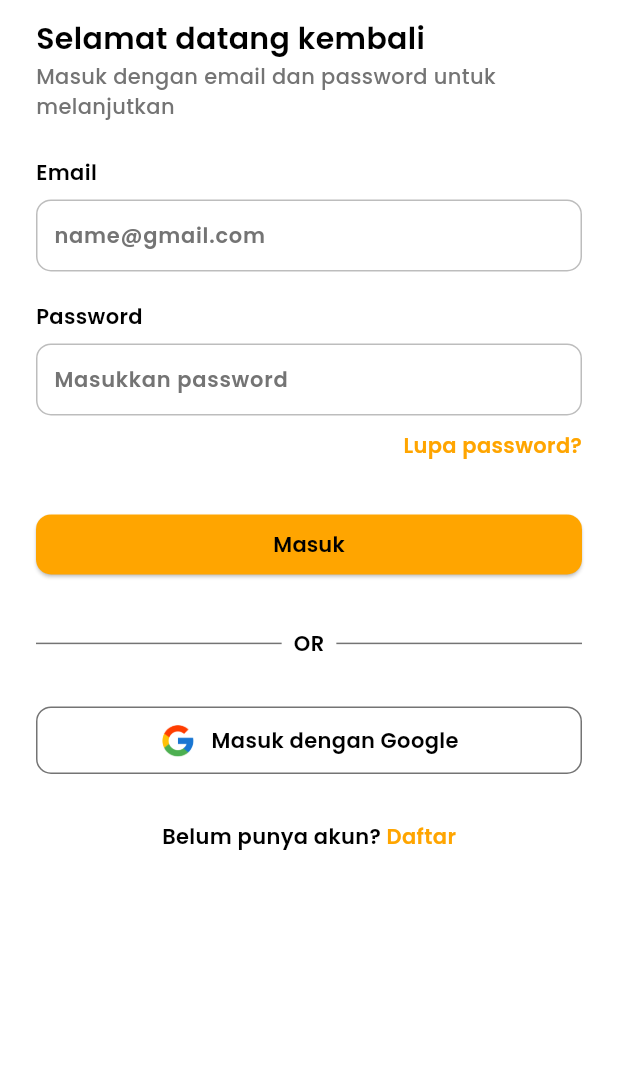
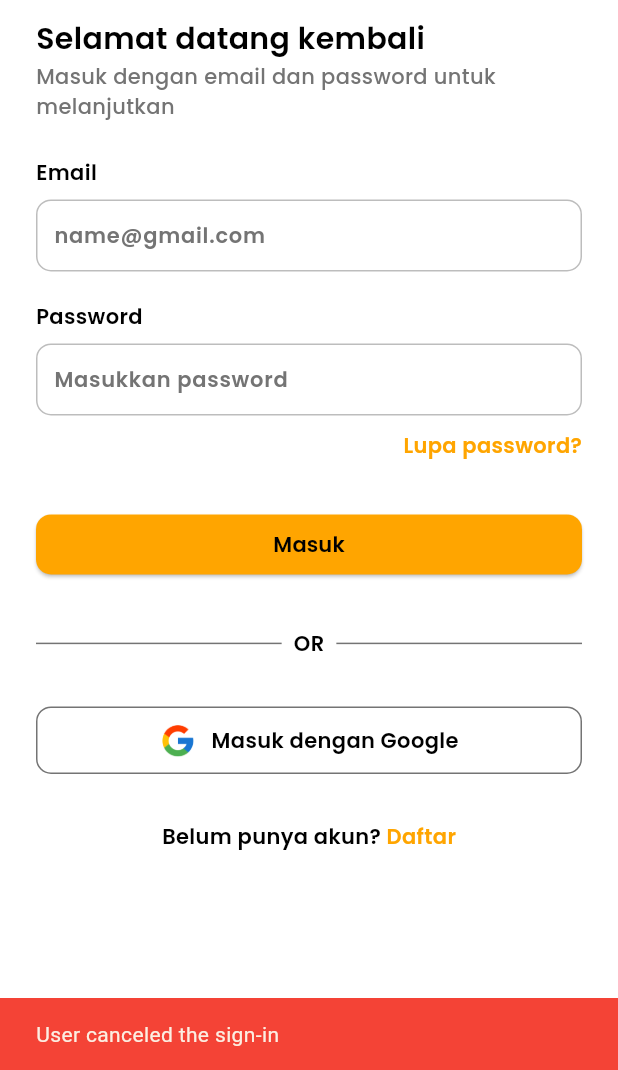
Before and after one commit to RaffyJO/panggil-montir-app, a Flutter app: the LoginPage screen opened by its route, after a tap on "Masuk dengan Google", on a phone screen of 412 x 824 dp, the part 166-1236 px from its top. Run offline on Flutter 3.47's test engine with Material 3 defaults, Android fonts, the light colour scheme and no system bars; our stand-ins replace another_flushbar, bloc, carousel_slider, country_picker, dartz, date_field and 15 more; missing offline and left inert: firebase_app_check; accounts and stored records are empty; network calls fail.

Commit message:
feat: sign-in with google

```diff
--- a/lib/data/datasources/remote_datasources/auth_remote_datasource.dart
+++ b/lib/data/datasources/remote_datasources/auth_remote_datasource.dart
@@ -2,6 +2,7 @@ import 'dart:convert';
 
 import 'package:dartz/dartz.dart';
 import 'package:firebase_auth/firebase_auth.dart';
+import 'package:google_sign_in/google_sign_in.dart';
 import 'package:http/http.dart' as http;
 import 'package:panggil_montir_app/data/dto/register_model.dart';
 import 'package:panggil_montir_app/presentation/extension/values.dart';
@@ -156,4 +157,63 @@ class AuthRemoteDatasource {
       return const Left(null);
     }
   }
+
+  final GoogleSignIn _googleSignIn = GoogleSignIn(
+    scopes: [
+      'email',
+      'profile',
+      'https://www.googleapis.com/auth/user.phonenumbers.read',
+      'https://www.googleapis.com/auth/contacts.readonly',
+    ],
+  );
+
+  Future<Either<String, AuthResponseModel>> loginOrSignUpWithGoogle() async {
+    try {
+      print('Attempting to sign in with Google');
+      await _googleSignIn.signOut();
+      final GoogleSignInAccount? googleUser = await _googleSignIn.signIn();
+      if (googleUser == null) {
+        print('User canceled the sign-in');
+        return const Left('User canceled the sign-in');
+      }
+      print('Google sign-in result: $googleUser');
+
+      final GoogleSignInAuthentication googleAuth =
+          await googleUser.authentication;
+      print('Google Auth result: $googleAuth');
+
+      final String? idToken = googleAuth.idToken;
+      final String? accessToken = googleAuth.accessToken;
+      print('ID Token: $idToken');
+      print('Access Token: $accessToken');
+
+      if (idToken == null) {
+        print('Failed to get Google ID token');
+        return const Left('Failed to get Google ID token');
+      }
+
+      // Kirim idToken ke backend Laravel
+      // Lakukan panggilan HTTP ke API backend dengan mengirim idToken
+      final response = await http.post(
+        Uri.parse('$baseUrl/api/user/google-login-or-signup'),
+        body: {
+          'idToken': idToken,
+          'accessToken': accessToken,
+        },
+      );
+
+      if (response.statusCode == 200) {
+        final authResponseModel =
+            AuthResponseModel.fromJson(jsonDecode(response.body));
+        await AuthLocalDataSource().saveAuthData(authResponseModel);
+        return Right(authResponseModel);
+      } else {
+        print('Failed to sign in with Google: ${response.body}');
+        return Left(response.body);
+      }
+    } catch (error) {
+      print('Error during Google Sign-In: $error');
+      return Left('Error during Google Sign-In: $error');
+    }
+  }
 }
--- a/lib/presentation/blocs/auth/auth_bloc.dart
+++ b/lib/presentation/blocs/auth/auth_bloc.dart
@@ -29,6 +29,15 @@ class AuthBloc extends Bloc<AuthEvent, AuthState> {
     on<_Register>((event, emit) async {
       emit(const _Loading());
       final result = await _authRemoteDatasource.register(event.model);
+      result.fold(
+        (l) => emit(_Error(l)),
+        (r) => emit(_SuccessLogin(r)),
+      );
+    });
+
+    on<_LoginOrSignUpWithGoogle>((event, emit) async {
+      emit(const _Loading());
+      final result = await _authRemoteDatasource.loginOrSignUpWithGoogle();
       result.fold(
         (l) => emit(_Error(l)),
         (r) => emit(_SuccessLogin(r)),
--- a/lib/presentation/blocs/auth/auth_event.dart
+++ b/lib/presentation/blocs/auth/auth_event.dart
@@ -6,6 +6,7 @@ class AuthEvent with _$AuthEvent {
   const factory AuthEvent.login(String email, String password) = _Login;
   const factory AuthEvent.checkEmail(String email) = _CheckEmail;
   const factory AuthEvent.register(RegisterModel model) = _Register;
+  const factory AuthEvent.loginOrSignUpWithGoogle() = _LoginOrSignUpWithGoogle;
   const factory AuthEvent.getCurrentUser() = _GetCurrentUser;
   const factory AuthEvent.logout() = _Logout;
   const factory AuthEvent.checkUserSignIn() = _CheckUserSignIn;
--- a/lib/presentation/pages/auth/login_page.dart
+++ b/lib/presentation/pages/auth/login_page.dart
@@ -192,7 +192,11 @@ class LoginPage extends StatelessWidget {
                     borderRadius: BorderRadius.circular(10),
                   ),
                   child: InkWell(
-                    onTap: () {},
+                    onTap: () {
+                      context.read<AuthBloc>().add(
+                            const AuthEvent.loginOrSignUpWithGoogle(),
+                          );
+                    },
                     child: Row(
                       mainAxisAlignment: MainAxisAlignment.center,
                       crossAxisAlignment: CrossAxisAlignment.center,
--- a/lib/presentation/pages/auth/register_page.dart
+++ b/lib/presentation/pages/auth/register_page.dart
@@ -47,6 +47,10 @@ class RegisterPage extends StatelessWidget {
                 ),
               ),
             );
+          },
+          loginSuccess: (data) {
+            Navigator.pushNamedAndRemoveUntil(
+                context, '/home', (route) => false);
           },
           error: (message) {
             return showCustomSnackbar(context, message);
@@ -125,7 +129,8 @@ class RegisterPage extends StatelessWidget {
                             fontSize: 14,
                             fontWeight: semiBold,
                           ),
-                          )),
+                        ),
+                      ),
                     ),
                     verticalSpace(32),
                     Stack(
@@ -158,7 +163,11 @@ class RegisterPage extends StatelessWidget {
                         borderRadius: BorderRadius.circular(10),
                       ),
                       child: InkWell(
-                        onTap: () {},
+                        onTap: () {
+                          context.read<AuthBloc>().add(
+                                const AuthEvent.loginOrSignUpWithGoogle(),
+                              );
+                        },
                         child: Row(
                           mainAxisAlignment: MainAxisAlignment.center,
                           crossAxisAlignment: CrossAxisAlignment.center,
@@ -197,7 +206,8 @@ class RegisterPage extends StatelessWidget {
                           ),
                         )
                       ],
-                    )
+                    ),
+                    verticalSpace(24),
                   ],
                 )
               ],
--- a/pubspec.yaml
+++ b/pubspec.yaml
@@ -62,6 +62,7 @@ dependencies:
   location: ^6.0.2
   geocoding: ^3.0.0
   dropdown_button2: ^2.3.9
+  google_sign_in: ^6.2.1
 
 dev_dependencies:
   flutter_test:
```
Also changed, not shown: lib/presentation/blocs/auth/auth_bloc.freezed.dart, pubspec.lock, 3 other files. Lines whose indentation alone changed are shown as unchanged.
